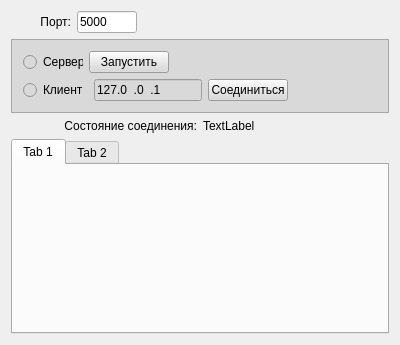
This is iprecorderwgt.ui in VorobetsRoman/ipRecorder as Qt 5 draws it before an edit. The edited form follows.
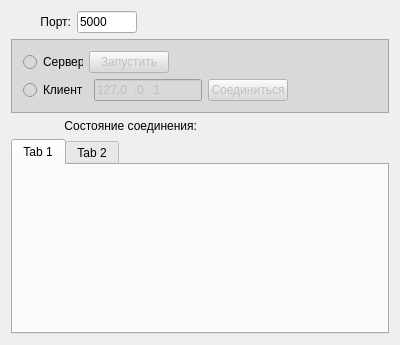
This is the edited form. Custom widgets are drawn as their Qt base class.

Patch:
```diff
--- a/iprecorderwgt.ui
+++ b/iprecorderwgt.ui
@@ -98,6 +98,9 @@
         </item>
         <item>
          <widget class="QPushButton" name="pbStartServer">
+          <property name="enabled">
+           <bool>false</bool>
+          </property>
           <property name="text">
            <string>Запустить</string>
           </property>
@@ -135,6 +138,9 @@
         </item>
         <item>
          <widget class="QLineEdit" name="leServerName">
+          <property name="enabled">
+           <bool>false</bool>
+          </property>
           <property name="maximumSize">
            <size>
             <width>120</width>
@@ -151,6 +157,9 @@
         </item>
         <item>
          <widget class="QPushButton" name="pbConnectToServer">
+          <property name="enabled">
+           <bool>false</bool>
+          </property>
           <property name="maximumSize">
            <size>
             <width>80</width>
@@ -195,7 +204,7 @@
      <item>
       <widget class="QLabel" name="lbConnectionStatus">
        <property name="text">
-        <string>TextLabel</string>
+        <string/>
        </property>
       </widget>
      </item>
```
